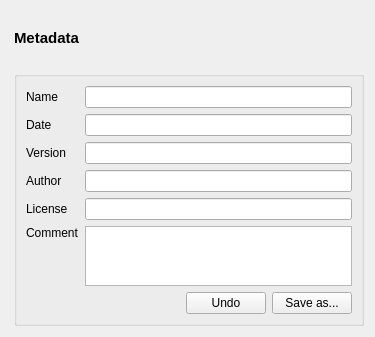
Old version of the form ui/designer/ui_metadata_widget.ui in the repository herlegon/hconvert.
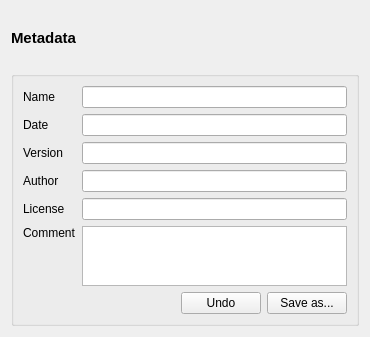
New version of the form.

Diff of the .ui file:
```diff
--- a/ui/designer/ui_metadata_widget.ui
+++ b/ui/designer/ui_metadata_widget.ui
@@ -6,7 +6,7 @@
    <rect>
     <x>0</x>
     <y>0</y>
-    <width>375</width>
+    <width>370</width>
     <height>337</height>
    </rect>
   </property>
@@ -20,9 +20,6 @@
    <string>Form</string>
   </property>
   <layout class="QVBoxLayout" name="verticalLayout">
-   <property name="leftMargin">
-    <number>14</number>
-   </property>
    <item>
     <widget class="QLabel" name="label_3">
      <property name="font">
```
